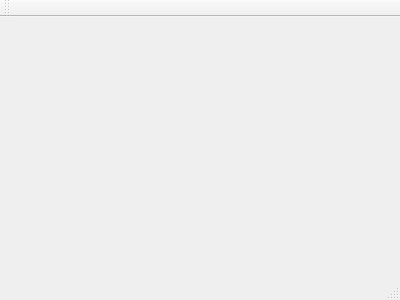
RandyKonwalski/calculator, file calcwindow.ui: the form before one commit.
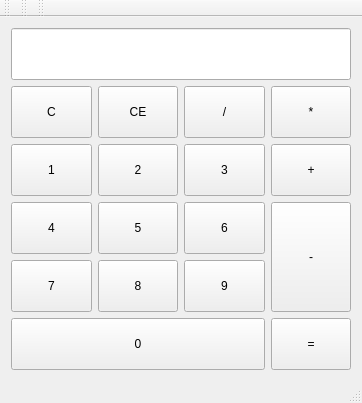
The form after the commit.

Commit message: resized layout

What changed in the file:
```diff
--- a/calcwindow.ui
+++ b/calcwindow.ui
@@ -1,24 +1,291 @@
 <ui version="4.0">
  <class>CalcWindow</class>
- <widget class="QMainWindow" name="CalcWindow" >
-  <property name="geometry" >
+ <widget class="QMainWindow" name="CalcWindow">
+  <property name="geometry">
    <rect>
     <x>0</x>
     <y>0</y>
-    <width>400</width>
-    <height>300</height>
+    <width>362</width>
+    <height>403</height>
    </rect>
   </property>
   <property name="windowTitle" >
    <string>CalcWindow</string>
   </property>
-  <widget class="QMenuBar" name="menuBar" />
-  <widget class="QToolBar" name="mainToolBar" />
-  <widget class="QWidget" name="centralWidget" />
-  <widget class="QStatusBar" name="statusBar" />
+  <widget class="QWidget" name="centralWidget">
+   <property name="sizePolicy">
+    <sizepolicy hsizetype="Preferred" vsizetype="Preferred">
+     <horstretch>0</horstretch>
+     <verstretch>0</verstretch>
+    </sizepolicy>
+   </property>
+   <layout class="QGridLayout" name="gridLayout">
+    <item row="6" column="5">
+     <widget class="QPushButton" name="Button_EQ">
+      <property name="sizePolicy">
+       <sizepolicy hsizetype="Preferred" vsizetype="Preferred">
+        <horstretch>0</horstretch>
+        <verstretch>0</verstretch>
+       </sizepolicy>
+      </property>
+      <property name="text">
+       <string>=</string>
+      </property>
+     </widget>
+    </item>
+    <item row="2" column="4">
+     <widget class="QPushButton" name="Button_3">
+      <property name="sizePolicy">
+       <sizepolicy hsizetype="Preferred" vsizetype="Preferred">
+        <horstretch>0</horstretch>
+        <verstretch>0</verstretch>
+       </sizepolicy>
+      </property>
+      <property name="text">
+       <string>3</string>
+      </property>
+     </widget>
+    </item>
+    <item row="4" column="4">
+     <widget class="QPushButton" name="Button_9">
+      <property name="sizePolicy">
+       <sizepolicy hsizetype="Preferred" vsizetype="Preferred">
+        <horstretch>0</horstretch>
+        <verstretch>0</verstretch>
+       </sizepolicy>
+      </property>
+      <property name="text">
+       <string>9</string>
+      </property>
+     </widget>
+    </item>
+    <item row="2" column="3">
+     <widget class="QPushButton" name="Button_2">
+      <property name="sizePolicy">
+       <sizepolicy hsizetype="Preferred" vsizetype="Preferred">
+        <horstretch>0</horstretch>
+        <verstretch>0</verstretch>
+       </sizepolicy>
+      </property>
+      <property name="text">
+       <string>2</string>
+      </property>
+     </widget>
+    </item>
+    <item row="3" column="5" rowspan="2">
+     <widget class="QPushButton" name="Button_4">
+      <property name="sizePolicy">
+       <sizepolicy hsizetype="Preferred" vsizetype="Preferred">
+        <horstretch>0</horstretch>
+        <verstretch>0</verstretch>
+       </sizepolicy>
+      </property>
+      <property name="text">
+       <string>-</string>
+      </property>
+     </widget>
+    </item>
+    <item row="3" column="3">
+     <widget class="QPushButton" name="Button_5">
+      <property name="sizePolicy">
+       <sizepolicy hsizetype="Preferred" vsizetype="Preferred">
+        <horstretch>0</horstretch>
+        <verstretch>0</verstretch>
+       </sizepolicy>
+      </property>
+      <property name="text">
+       <string>5</string>
+      </property>
+     </widget>
+    </item>
+    <item row="4" column="3">
+     <widget class="QPushButton" name="Button_8">
+      <property name="sizePolicy">
+       <sizepolicy hsizetype="Preferred" vsizetype="Preferred">
+        <horstretch>0</horstretch>
+        <verstretch>0</verstretch>
+       </sizepolicy>
+      </property>
+      <property name="text">
+       <string>8</string>
+      </property>
+     </widget>
+    </item>
+    <item row="1" column="5">
+     <widget class="QPushButton" name="Button_MUL">
+      <property name="sizePolicy">
+       <sizepolicy hsizetype="Preferred" vsizetype="Preferred">
+        <horstretch>0</horstretch>
+        <verstretch>0</verstretch>
+       </sizepolicy>
+      </property>
+      <property name="text">
+       <string>*</string>
+      </property>
+     </widget>
+    </item>
+    <item row="2" column="5">
+     <widget class="QPushButton" name="Button_ADD">
+      <property name="sizePolicy">
+       <sizepolicy hsizetype="Preferred" vsizetype="Preferred">
+        <horstretch>0</horstretch>
+        <verstretch>0</verstretch>
+       </sizepolicy>
+      </property>
+      <property name="text">
+       <string>+</string>
+      </property>
+     </widget>
+    </item>
+    <item row="3" column="4">
+     <widget class="QPushButton" name="Button_6">
+      <property name="sizePolicy">
+       <sizepolicy hsizetype="Preferred" vsizetype="Preferred">
+        <horstretch>0</horstretch>
+        <verstretch>0</verstretch>
+       </sizepolicy>
+      </property>
+      <property name="text">
+       <string>6</string>
+      </property>
+     </widget>
+    </item>
+    <item row="1" column="4">
+     <widget class="QPushButton" name="Button_DIV">
+      <property name="sizePolicy">
+       <sizepolicy hsizetype="Preferred" vsizetype="Preferred">
+        <horstretch>0</horstretch>
+        <verstretch>0</verstretch>
+       </sizepolicy>
+      </property>
+      <property name="text">
+       <string>/</string>
+      </property>
+     </widget>
+    </item>
+    <item row="1" column="3">
+     <widget class="QPushButton" name="Button_CE">
+      <property name="sizePolicy">
+       <sizepolicy hsizetype="Preferred" vsizetype="Preferred">
+        <horstretch>0</horstretch>
+        <verstretch>0</verstretch>
+       </sizepolicy>
+      </property>
+      <property name="text">
+       <string>CE</string>
+      </property>
+     </widget>
+    </item>
+    <item row="2" column="2">
+     <widget class="QPushButton" name="Button_1">
+      <property name="sizePolicy">
+       <sizepolicy hsizetype="Preferred" vsizetype="Preferred">
+        <horstretch>0</horstretch>
+        <verstretch>0</verstretch>
+       </sizepolicy>
+      </property>
+      <property name="text">
+       <string>1</string>
+      </property>
+     </widget>
+    </item>
+    <item row="1" column="2">
+     <widget class="QPushButton" name="Button_C">
+      <property name="sizePolicy">
+       <sizepolicy hsizetype="Preferred" vsizetype="Preferred">
+        <horstretch>0</horstretch>
+        <verstretch>0</verstretch>
+       </sizepolicy>
+      </property>
+      <property name="text">
+       <string>C</string>
+      </property>
+     </widget>
+    </item>
+    <item row="3" column="2">
+     <widget class="QPushButton" name="Button_10">
+      <property name="sizePolicy">
+       <sizepolicy hsizetype="Preferred" vsizetype="Preferred">
+        <horstretch>0</horstretch>
+        <verstretch>0</verstretch>
+       </sizepolicy>
+      </property>
+      <property name="text">
+       <string>4</string>
+      </property>
+     </widget>
+    </item>
+    <item row="4" column="2">
+     <widget class="QPushButton" name="Button_7">
+      <property name="sizePolicy">
+       <sizepolicy hsizetype="Preferred" vsizetype="Preferred">
+        <horstretch>0</horstretch>
+        <verstretch>0</verstretch>
+       </sizepolicy>
+      </property>
+      <property name="text">
+       <string>7</string>
+      </property>
+     </widget>
+    </item>
+    <item row="6" column="2" colspan="3">
+     <widget class="QPushButton" name="Button_0">
+      <property name="sizePolicy">
+       <sizepolicy hsizetype="Preferred" vsizetype="Preferred">
+        <horstretch>0</horstretch>
+        <verstretch>0</verstretch>
+       </sizepolicy>
+      </property>
+      <property name="text">
+       <string>0</string>
+      </property>
+     </widget>
+    </item>
+    <item row="0" column="2" colspan="4">
+     <widget class="QLineEdit" name="lineEdit">
+      <property name="sizePolicy">
+       <sizepolicy hsizetype="Preferred" vsizetype="Preferred">
+        <horstretch>0</horstretch>
+        <verstretch>0</verstretch>
+       </sizepolicy>
+      </property>
+     </widget>
+    </item>
+   </layout>
+  </widget>
+  <widget class="QToolBar" name="mainToolBar">
+   <attribute name="toolBarArea">
+    <enum>TopToolBarArea</enum>
+   </attribute>
+   <attribute name="toolBarBreak">
+    <bool>false</bool>
+   </attribute>
+  </widget>
+  <widget class="QStatusBar" name="statusBar"/>
+  <widget class="QToolBar" name="toolBar">
+   <property name="windowTitle">
+    <string>toolBar</string>
+   </property>
+   <attribute name="toolBarArea">
+    <enum>TopToolBarArea</enum>
+   </attribute>
+   <attribute name="toolBarBreak">
+    <bool>false</bool>
+   </attribute>
+  </widget>
+  <widget class="QToolBar" name="toolBar_2">
+   <property name="windowTitle">
+    <string>toolBar_2</string>
+   </property>
+   <attribute name="toolBarArea">
+    <enum>TopToolBarArea</enum>
+   </attribute>
+   <attribute name="toolBarBreak">
+    <bool>false</bool>
+   </attribute>
+  </widget>
  </widget>
- <layoutDefault spacing="6" margin="11" />
- <pixmapfunction></pixmapfunction>
+ <layoutdefault spacing="6" margin="11"/>
  <resources/>
  <connections/>
 </ui>
```
Left out of the diff: 3 changed lines with no effect on the pictures.
